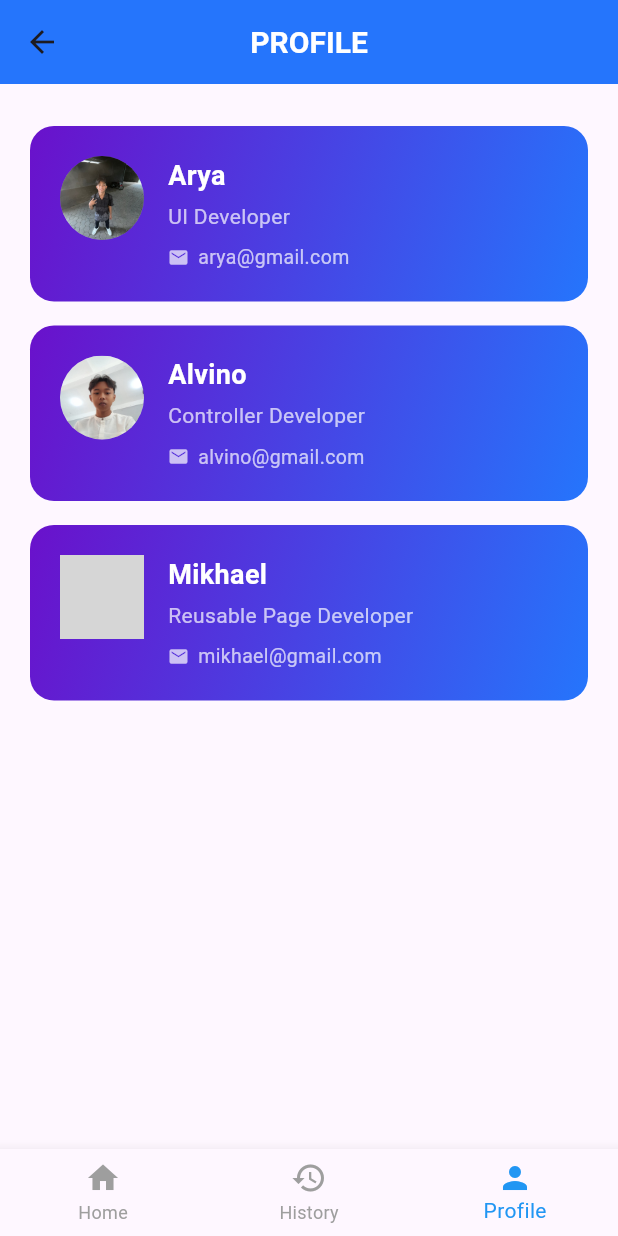
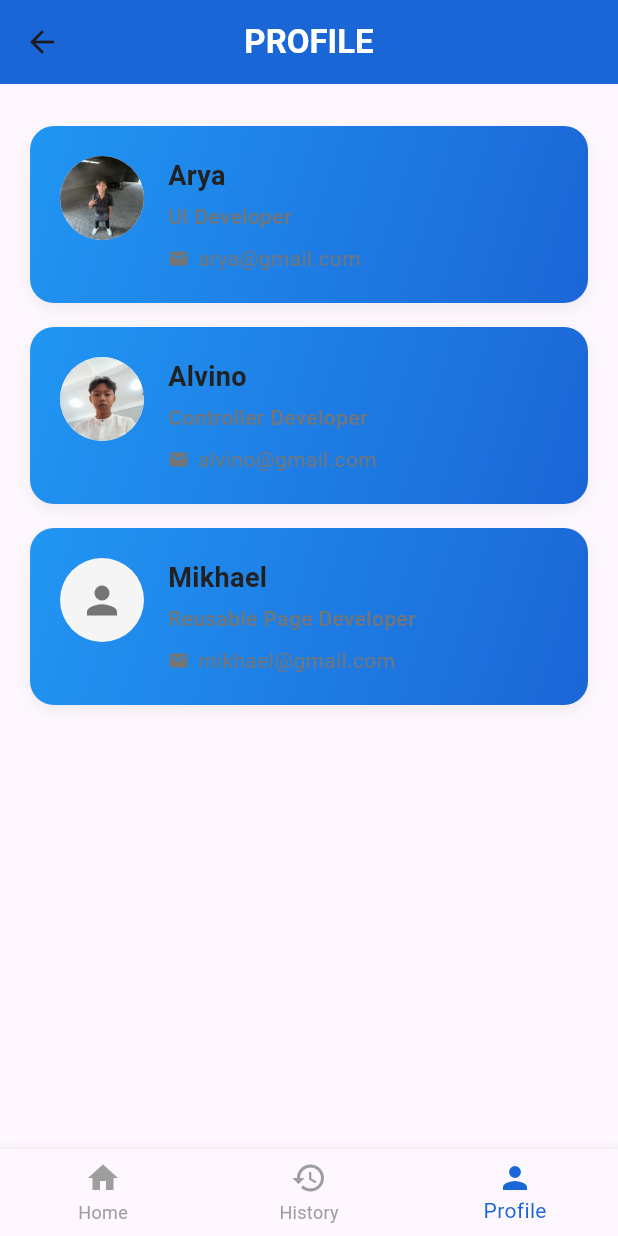
Before and after one commit to AlvinoAditiya/Todo-List-App-with-Category, a Flutter app: the DashboardPage screen opened by its route, item 3 of the bottom bar chosen, on a phone screen of 412 x 824 dp. Run offline on Flutter 3.47's test engine with Material 3 defaults, Android fonts, the phone set to English and light mode, and no system bars; our stand-ins replace get; grey boxes are pictures that could not be loaded.

Commit message:
Feat [DA] Revisi page

```diff
--- a/lib/bindings/dashboard_binding.dart
+++ b/lib/bindings/dashboard_binding.dart
@@ -2,7 +2,6 @@ import 'package:get/get.dart';
 import 'package:todo_list_app_with_category/controller/dashboard_controller.dart';
 import 'package:todo_list_app_with_category/controller/history_controller.dart';
 import 'package:todo_list_app_with_category/controller/home_controller.dart';
-import 'package:todo_list_app_with_category/controller/login_controller.dart';
 
 class DashboardBinding extends Bindings {
   @override
--- a/lib/pages/dashboard_page.dart
+++ b/lib/pages/dashboard_page.dart
@@ -4,6 +4,7 @@ import 'package:todo_list_app_with_category/controller/dashboard_controller.dart
 import 'package:todo_list_app_with_category/pages/home_page.dart';
 import 'package:todo_list_app_with_category/pages/history_page.dart';
 import 'package:todo_list_app_with_category/pages/profile_page.dart';
+import 'package:todo_list_app_with_category/widgets/app_colors.dart';
 
 class DashboardPage extends StatelessWidget {
   DashboardPage({super.key});
@@ -13,21 +14,18 @@ class DashboardPage extends StatelessWidget {
   @override
   Widget build(BuildContext context) {
     return Obx(() {
-      // List page langsung ditulis di dalam Obx
       final pages = [
-        HomePage(),
-        HistoryPage(),
-        ProfilePage(),
+        const HomePage(),
+        const HistoryPage(),
+        const ProfilePage(),
       ];
-
-
 
       return Scaffold(
         body: pages[dashboardController.selectedIndex.value],
         bottomNavigationBar: BottomNavigationBar(
           currentIndex: dashboardController.selectedIndex.value,
           onTap: dashboardController.changePage,
-          selectedItemColor: Colors.blue,
+          selectedItemColor: AppColors.primary, // konsisten pakai AppColors
           unselectedItemColor: Colors.grey,
           items: const [
             BottomNavigationBarItem(
--- a/lib/pages/profile_page.dart
+++ b/lib/pages/profile_page.dart
@@ -1,11 +1,12 @@
 import 'package:flutter/material.dart';
+import 'package:todo_list_app_with_category/widgets/app_colors.dart';
+import 'package:todo_list_app_with_category/widgets/app_text_styles.dart';
 
 class ProfilePage extends StatelessWidget {
   const ProfilePage({super.key});
 
   @override
   Widget build(BuildContext context) {
-    // Mempertahankan struktur data Map<String, String>
     final users = [
       {
         "name": "Arya",
@@ -29,16 +30,9 @@ class ProfilePage extends StatelessWidget {
 
     return Scaffold(
       appBar: AppBar(
-        title: const Text(
-          "PROFILE",
-          style: TextStyle(
-            fontSize: 20,
-            fontWeight: FontWeight.bold,
-            color: Colors.white,
-          ),
-        ),
+        title: const Text("PROFILE", style: AppTextStyles.appBarTitle),
         centerTitle: true,
-        backgroundColor: const Color(0xFF2575FC),
+        backgroundColor: AppColors.primary,
       ),
       body: SafeArea(
         child: ListView.builder(
@@ -51,14 +45,14 @@ class ProfilePage extends StatelessWidget {
               padding: const EdgeInsets.all(20),
               decoration: BoxDecoration(
                 gradient: const LinearGradient(
-                  colors: [Color(0xFF6A11CB), Color(0xFF2575FC)],
+                  colors: [AppColors.secondary, AppColors.primary],
                   begin: Alignment.topLeft,
                   end: Alignment.bottomRight,
                 ),
                 borderRadius: BorderRadius.circular(16),
                 boxShadow: [
                   BoxShadow(
-                    color: Colors.white.withOpacity(0.1),
+                    color: AppColors.textSecondary.withOpacity(0.1),
                     blurRadius: 8,
                     offset: const Offset(0, 4),
                   ),
@@ -67,17 +61,14 @@ class ProfilePage extends StatelessWidget {
               child: Row(
                 crossAxisAlignment: CrossAxisAlignment.start,
                 children: [
-                  // Penanganan gambar yang lebih aman
                   CircleAvatar(
                     radius: 28,
-                    backgroundColor: Colors.white24,
-                    // Menggunakan AssetImage untuk menampilkan gambar
-                    // Operator '?' digunakan untuk memeriksa null
-                    backgroundImage: user['image'] != null
-                        ? AssetImage(user['image']!)
-                        : null, // Jika null, tidak ada gambar
-                    child: user['image'] == null
-                        ? const Icon(Icons.person, color: Colors.white, size: 30) // Tampilkan icon jika gambar tidak ada
+                    backgroundColor: AppColors.background,
+                    backgroundImage:
+                        user['image'] != "" ? AssetImage(user['image']!) : null,
+                    child: user['image'] == ""
+                        ? const Icon(Icons.person,
+                            color: AppColors.textSecondary, size: 30)
                         : null,
                   ),
                   const SizedBox(width: 16),
@@ -85,38 +76,19 @@ class ProfilePage extends StatelessWidget {
                     child: Column(
                       crossAxisAlignment: CrossAxisAlignment.start,
                       children: [
-                        Text(
-                          user["name"]!, // Menggunakan '!' karena kita yakin nilainya ada
-                          style: const TextStyle(
-                            fontSize: 18,
-                            fontWeight: FontWeight.bold,
-                            color: Colors.white,
-                          ),
-                        ),
+                        Text(user["name"]!, style: AppTextStyles.userName),
                         const SizedBox(height: 4),
-                        Text(
-                          user["role"]!,
-                          style: const TextStyle(
-                            fontSize: 14,
-                            color: Colors.white70,
-                          ),
-                        ),
+                        Text(user["role"]!, style: AppTextStyles.userRole),
                         const SizedBox(height: 8),
                         Row(
                           children: [
-                            const Icon(
-                              Icons.email,
-                              size: 14,
-                              color: Colors.white70,
-                            ),
+                            const Icon(Icons.email,
+                                size: 14, color: AppColors.textSecondary),
                             const SizedBox(width: 6),
                             Expanded(
                               child: Text(
                                 user["email"]!,
-                                style: const TextStyle(
-                                  fontSize: 13,
-                                  color: Colors.white70,
-                                ),
+                                style: AppTextStyles.userEmail,
                                 overflow: TextOverflow.ellipsis,
                               ),
                             ),
--- /dev/null
+++ b/lib/widgets/app_text_styles.dart
@@ -0,0 +1,33 @@
+import 'package:flutter/material.dart';
+import 'app_colors.dart';
+
+class AppTextStyles {
+  static const TextStyle appBarTitle = TextStyle(
+    fontSize: 22,
+    fontWeight: FontWeight.bold,
+    color: Colors.white,
+  );
+
+  static const TextStyle userName = TextStyle(
+    fontSize: 18,
+    fontWeight: FontWeight.bold,
+    color: AppColors.textPrimary,
+  );
+
+  static const TextStyle userRole = TextStyle(
+    fontSize: 14,
+    fontWeight: FontWeight.w500,
+    color: AppColors.textSecondary,
+  );
+
+  static const TextStyle userEmail = TextStyle(
+    fontSize: 14,
+    color: AppColors.textSecondary,
+  );
+
+  static const TextStyle buttonText = TextStyle(
+    fontSize: 16,
+    fontWeight: FontWeight.w600,
+    color: Colors.white,
+  );
+}
```
Also changed, not shown: lib/pages/history_page.dart (+17 -5 lines), lib/pages/home_page.dart (+15 -3 lines), lib/pages/login_page.dart (+13 -37 lines), lib/widgets/profile_card.dart (added, +95 -0 lines), pubspec.lock.
